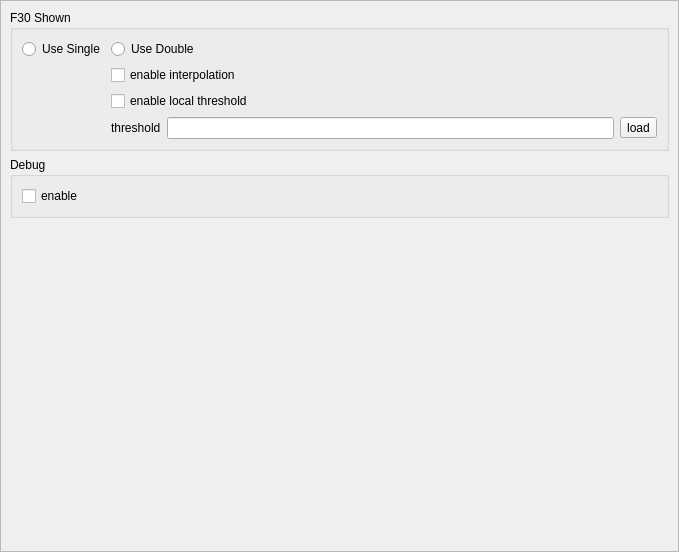
The window that src/form/setting/formsetting.ui (MRsoymilk/MySerial) describes before a commit, drawn with Qt 5.
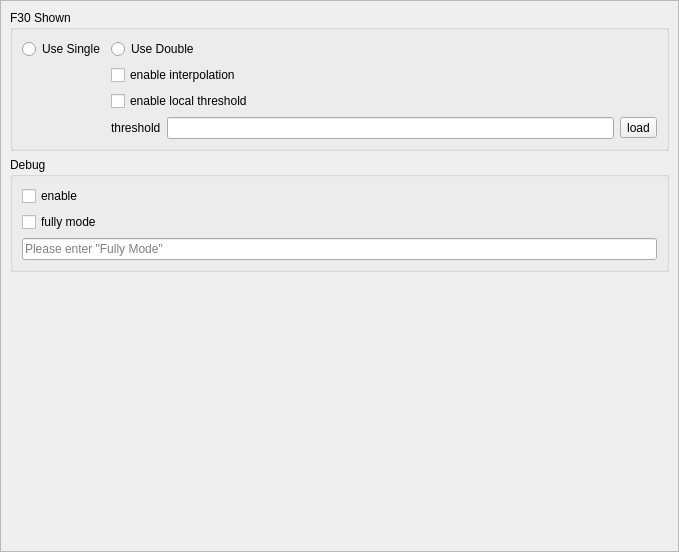
The same window after the commit.

```diff
--- a/src/form/setting/formsetting.ui
+++ b/src/form/setting/formsetting.ui
@@ -105,6 +105,13 @@
           <string>Debug</string>
          </property>
          <layout class="QGridLayout" name="gridLayout_3">
+          <item row="1" column="0">
+           <widget class="QCheckBox" name="checkBoxFullyMode">
+            <property name="text">
+             <string>fully mode</string>
+            </property>
+           </widget>
+          </item>
           <item row="0" column="0">
            <widget class="QCheckBox" name="checkBoxEnableDebug">
             <property name="text">
@@ -112,6 +119,13 @@
             </property>
            </widget>
           </item>
+          <item row="2" column="0">
+           <widget class="QLineEdit" name="lineEditFullyMode">
+            <property name="placeholderText">
+             <string>Please enter &quot;Fully Mode&quot;</string>
+            </property>
+           </widget>
+          </item>
          </layout>
         </widget>
        </item>
```
